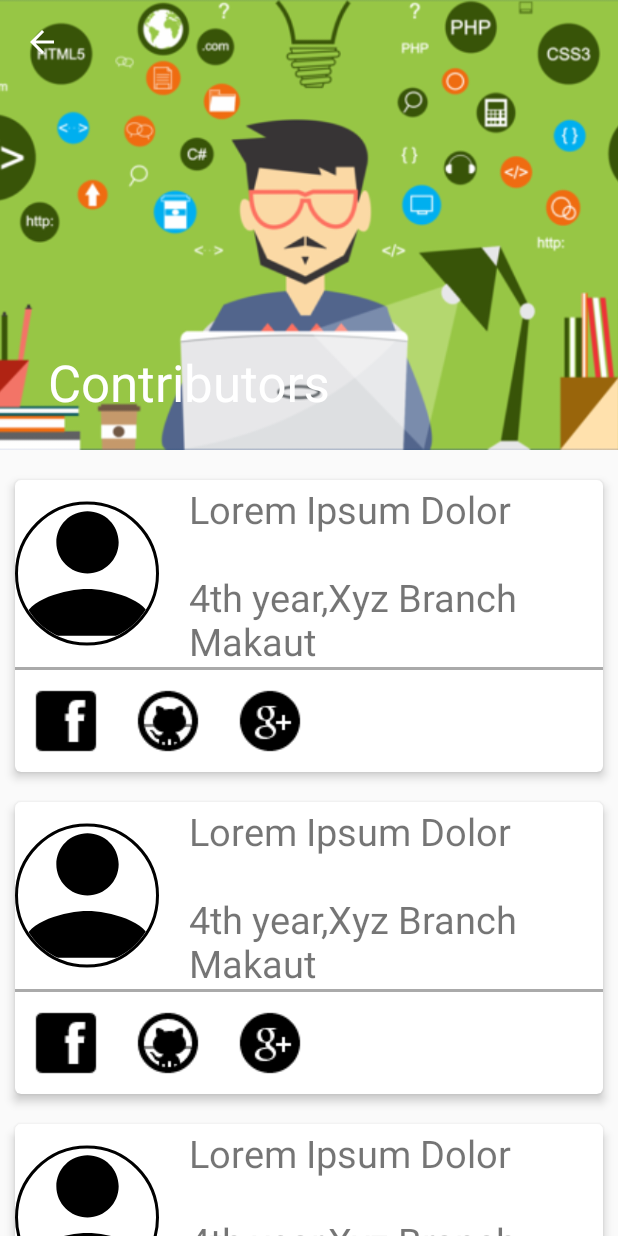
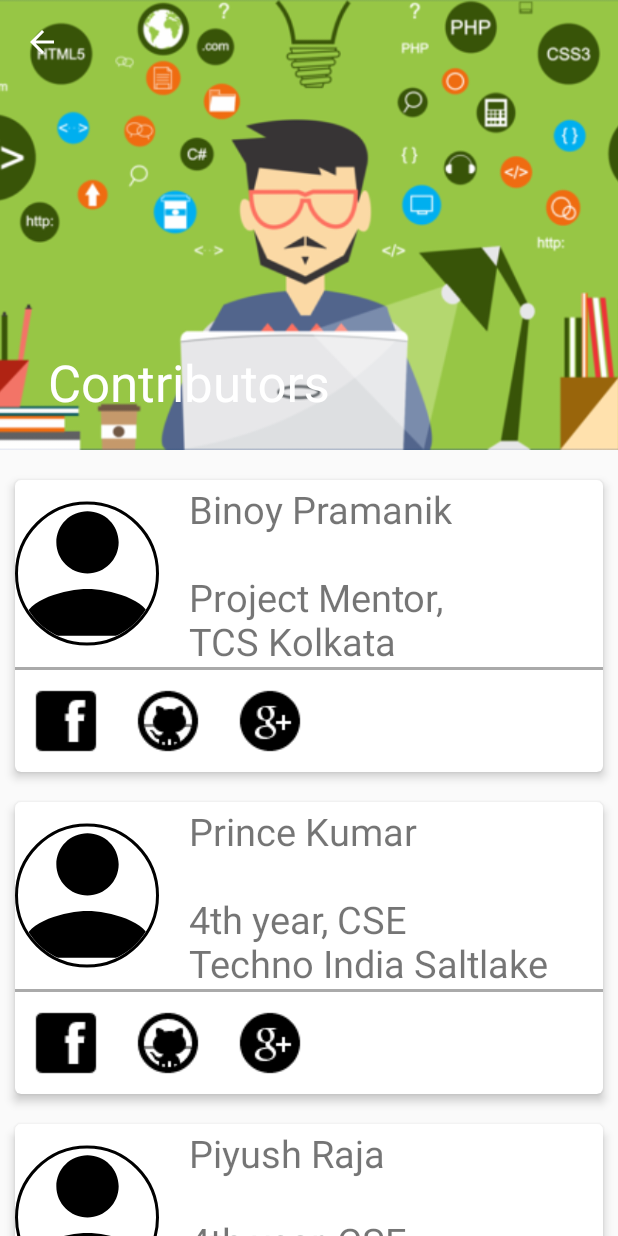
Before and after one commit to piyushrj100/G4Project, an Android app: the About_us screen opened directly, with no data from a screen before it, on a phone screen of 412 x 824 dp. Run offline under Robolectric (Android 15) with nearby library versions, the light colour scheme and no system bars; our stand-ins replace CircleImageView; network calls fail.

Commit message:
New Reg issue resolved

```diff
--- a/app/src/main/java/g4eis/ontern/g4project/MainActivity.java
+++ b/app/src/main/java/g4eis/ontern/g4project/MainActivity.java
@@ -35,7 +35,7 @@ public class MainActivity extends AppCompatActivity {
     Button btnNewUsr, btnLogin, btnForgot;
     SharedPreferences sharedpreferences;
     private static final String MyPREFERENCES = "MyPrefs";
-    private String oauth1,oauth2;
+    private String oauth1;
     private ProgressDialog mProgress,m2;
 
     @Override
@@ -60,14 +60,13 @@ public class MainActivity extends AppCompatActivity {
         m2.setIndeterminate(true);
 
 
-        sharedpreferences = getSharedPreferences(MyPREFERENCES, Context.MODE_PRIVATE);
-        oauth1=sharedpreferences.getString("oauth_login","null");
+        //sharedpreferences = getSharedPreferences(MyPREFERENCES, Context.MODE_PRIVATE);
+        //oauth1=sharedpreferences.getString("oauth_login","null");
         //For New User Registration
         btnNewUsr.setOnClickListener(new View.OnClickListener() {
             @Override
             public void onClick(final View view) {
 
-                getOauth2();
                 //Dialog Box for registration
                 AlertDialog.Builder builder = new AlertDialog.Builder(MainActivity.this,R.style.InvitationDialog);
                 final EditText input = new EditText(MainActivity.this);      //Text Box for email input
@@ -78,6 +77,7 @@ public class MainActivity extends AppCompatActivity {
                 builder.setView(input);
                 builder.setTitle("New User Registration");
                 builder.setCancelable(false);
+                getOauth2();
                 builder.setMessage("Enter Your e-mail to recieve password");
                 builder.setPositiveButton("Send Password", new DialogInterface.OnClickListener() {
                             public void onClick(DialogInterface dialog, int id) {
@@ -291,12 +291,12 @@ public class MainActivity extends AppCompatActivity {
                     public void onResponse(String response) {
                         try {
                             JSONObject jobj = new JSONObject(response);
-                            oauth2=jobj.getString("access_token");
-                            if(!oauth2.equals(""))
+                            oauth1=jobj.getString("access_token");
+                            if(!oauth1.equals(""))
                             {
                                 //Do Nothing..... Signifies recieved Oauth correctly
                                 SharedPreferences.Editor editor = sharedpreferences.edit();
-                                editor.putString("oauth_login",oauth2);
+                                editor.putString("oauth_login",oauth1);
                                 editor.commit();
                                 //Toast.makeText(Splashscreen.this, "print"+oauth2, Toast.LENGTH_LONG).show();
                             }
@@ -315,7 +315,7 @@ public class MainActivity extends AppCompatActivity {
                     @Override
                     public void onErrorResponse(VolleyError error) {
 
-                        //Toast.makeText(MainActivity.this, "oauth1 "+error.getMessage(), Toast.LENGTH_LONG).show();
+                        Toast.makeText(MainActivity.this, "oauth1 "+error.getMessage(), Toast.LENGTH_LONG).show();
                     }
                 }
         ) {
--- a/app/src/main/res/layout/activity_about_us.xml
+++ b/app/src/main/res/layout/activity_about_us.xml
@@ -52,6 +52,78 @@
             android:layout_width="match_parent"
             android:layout_height="wrap_content"
             android:orientation="vertical">
+
+            <android.support.v7.widget.CardView
+                android:layout_width="match_parent"
+                android:layout_height="wrap_content"
+                app:cardCornerRadius="4dp"
+                android:layout_marginTop="20dp"
+                android:layout_marginRight="10dp"
+                android:layout_marginLeft="10dp"
+                app:cardElevation="4dp"
+                app:cardMaxElevation="8dp">
+
+            <LinearLayout
+                android:layout_width="match_parent"
+                android:layout_height="wrap_content"
+                android:orientation="vertical">
+
+                <LinearLayout
+                    android:layout_width="match_parent"
+                    android:layout_height="wrap_content"
+                    android:orientation="horizontal">
+                    <de.hdodenhof.circleimageview.CircleImageView
+                        android:id="@+id/profile_image0"
+                        android:layout_width="96dp"
+                        android:layout_height="match_parent"
+                        android:src="@drawable/ic_person_black_24dp"
+                        app:civ_border_width="2dp"
+                        app:civ_border_color="#FF000000"
+                        />
+                    <TextView
+                        android:layout_width="wrap_content"
+                        android:layout_height="wrap_content"
+                        android:fontFamily="sans-serif"
+                        android:text="Binoy Pramanik\n\nProject Mentor,\nTCS Kolkata"
+                        android:textSize="25dp"
+                        android:layout_marginLeft="20dp"
+                        android:layout_marginTop="2dp"
+                        android:layout_gravity="top" />
+                </LinearLayout>
+
+                <View
+                    android:layout_width="match_parent"
+                    android:layout_height="2dp"
+                    android:background="@android:color/darker_gray" />
+                <LinearLayout
+                    android:layout_width="match_parent"
+                    android:layout_height="wrap_content"
+                    android:orientation="horizontal">
+                    <ImageButton
+                        android:layout_width="wrap_content"
+                        android:layout_height="wrap_content"
+                        android:src="@drawable/fb"
+                        android:layout_margin="10dp"
+                        android:background="?actionBarItemBackground"/>
+
+                    <ImageButton
+                        android:layout_width="wrap_content"
+                        android:layout_height="wrap_content"
+                        android:src="@drawable/github"
+                        android:layout_margin="10dp"
+                        android:background="?actionBarItemBackground"/>
+                    <ImageButton
+                        android:layout_width="wrap_content"
+                        android:layout_height="wrap_content"
+                        android:src="@drawable/goggle"
+                        android:layout_margin="10dp"
+                        android:background="?actionBarItemBackground"/>
+                </LinearLayout>
+
+
+            </LinearLayout>
+            </android.support.v7.widget.CardView>
+
             <android.support.v7.widget.CardView
                 android:layout_width="match_parent"
                 android:layout_height="wrap_content"
@@ -83,7 +155,7 @@
                     android:layout_width="wrap_content"
                     android:layout_height="wrap_content"
                     android:fontFamily="sans-serif"
-                    android:text="Lorem Ipsum Dolor\n\n4th year,Xyz Branch Makaut"
+                    android:text="Prince Kumar\n\n4th year, CSE\nTechno India Saltlake"
                     android:textSize="25dp"
                     android:layout_marginLeft="20dp"
                     android:layout_marginTop="2dp"
@@ -157,7 +229,7 @@
                             android:layout_width="wrap_content"
                             android:layout_height="wrap_content"
                             android:fontFamily="sans-serif"
-                            android:text="Lorem Ipsum Dolor\n\n4th year,Xyz Branch Makaut"
+                            android:text="Piyush Raja\n\n4th year, CSE\nTechno India Saltlake"
                             android:textSize="25dp"
                             android:layout_marginLeft="20dp"
                             android:layout_marginTop="2dp"
@@ -230,7 +302,7 @@
                             android:layout_width="wrap_content"
                             android:layout_height="wrap_content"
                             android:fontFamily="sans-serif"
-                            android:text="Lorem Ipsum Dolor\n\n4th year,Xyz Branch Makaut"
+                            android:text="Debayan\n\n4th year, CSE\nTechno India, Saltlake"
                             android:textSize="25dp"
                             android:layout_marginLeft="20dp"
                             android:layout_marginTop="2dp"
@@ -303,7 +375,7 @@
                             android:layout_width="wrap_content"
                             android:layout_height="wrap_content"
                             android:fontFamily="sans-serif"
-                            android:text="Lorem Ipsum Dolor\n\n4th year,Xyz Branch Makaut"
+                            android:text="Shubhanil Bag\n\n4th year, CSE\nNSEC"
                             android:textSize="25dp"
                             android:layout_marginLeft="20dp"
                             android:layout_marginTop="2dp"
@@ -376,7 +448,7 @@
                             android:layout_width="wrap_content"
                             android:layout_height="wrap_content"
                             android:fontFamily="sans-serif"
-                            android:text="Lorem Ipsum Dolor\n\n4th year,Xyz Branch Makaut"
+                            android:text="Jayanta Chowdhury\n\n4th year, ECE\nNSEC"
                             android:textSize="25dp"
                             android:layout_marginLeft="20dp"
                             android:layout_marginTop="2dp"
--- a/app/src/main/res/layout/nav_header_main2.xml
+++ b/app/src/main/res/layout/nav_header_main2.xml
@@ -18,13 +18,13 @@
         android:layout_width="match_parent"
         android:layout_height="wrap_content"
         android:paddingTop="@dimen/nav_header_vertical_spacing"
-        android:text="G4Project"
+        android:text="TCS Embrace"
         android:textAppearance="@style/TextAppearance.AppCompat.Body1" />
 
     <TextView
         android:id="@+id/textView"
         android:layout_width="wrap_content"
         android:layout_height="wrap_content"
-        android:text="tcs_g4_onternship" />
+        android:text="EIS_G4_Onternship_Project" />
 
 </LinearLayout>
```
